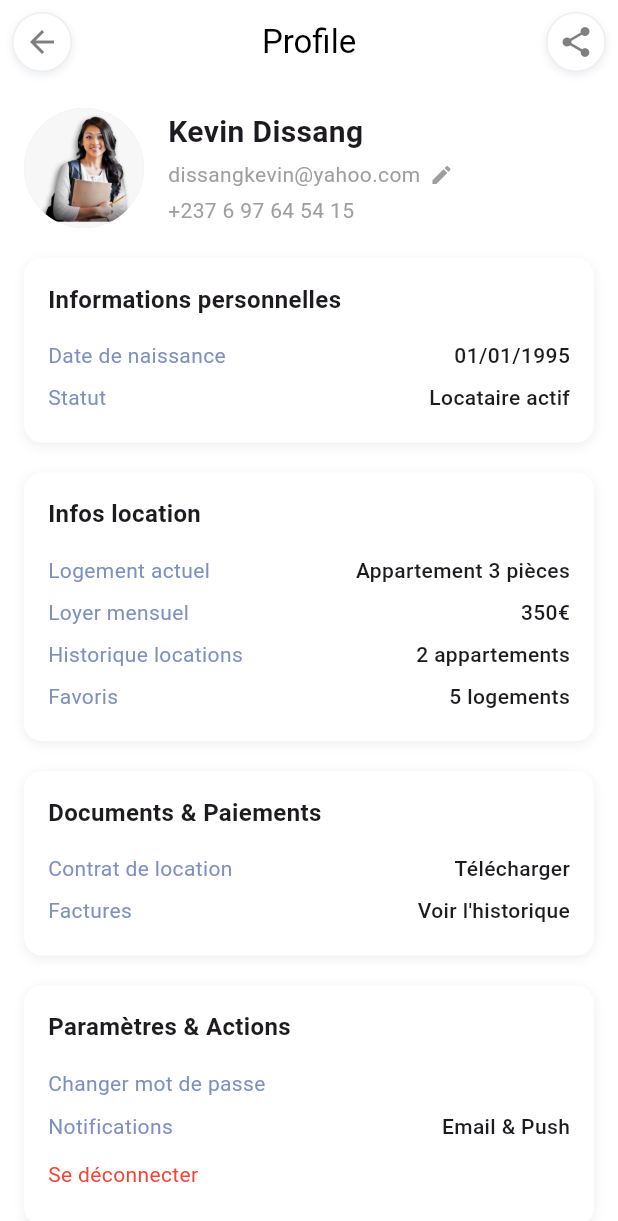
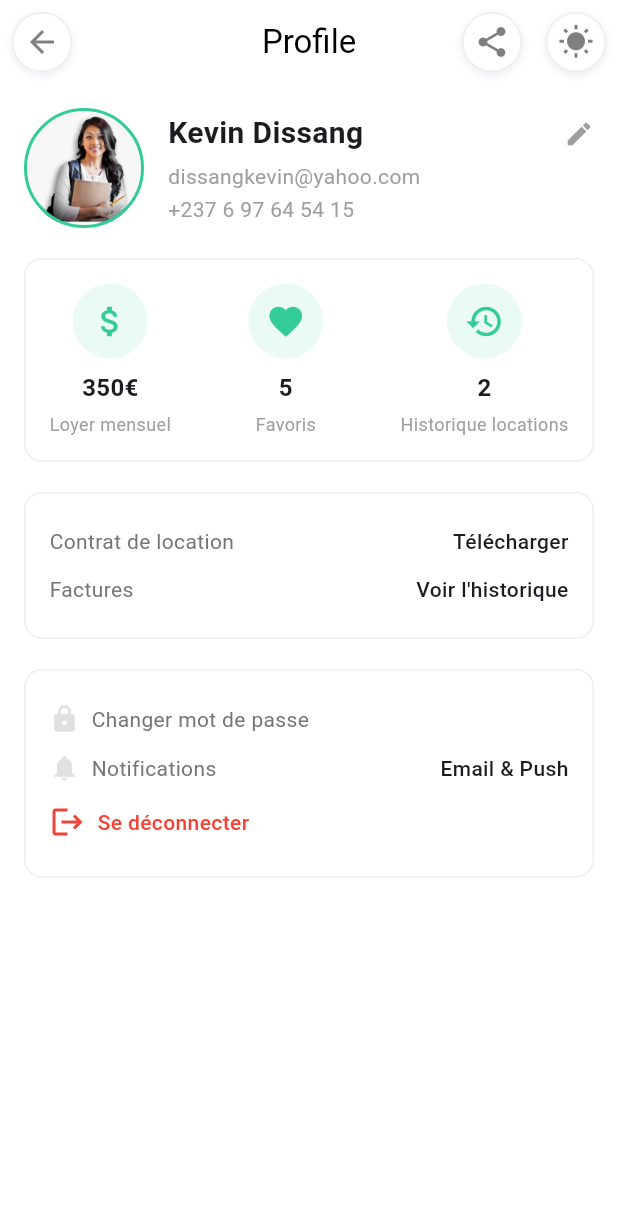
Before and after one commit to kteken10/studeo_app, a Flutter app: the ProfileScreen screen opened directly, on a phone screen of 412 x 824 dp. Shown: the top 1221 px of the screen. Run offline on Flutter 3.47's test engine with Material 3 defaults, Android fonts, the light colour scheme and no system bars; our stand-ins replace iconsax, ionicons.

Commit message:
UPDATE PROFILE SCREENS

```diff
--- a/lib/screens/profile.dart
+++ b/lib/screens/profile.dart
@@ -2,8 +2,22 @@ import 'package:flutter/material.dart';
 import 'package:studapart_mobile/constants/colors.dart';
 import 'package:studapart_mobile/ui/circle_icon.dart';
 
-class ProfileScreen extends StatelessWidget {
+class ProfileScreen extends StatefulWidget {
   const ProfileScreen({super.key});
+
+  @override
+  State<ProfileScreen> createState() => _ProfileScreenState();
+}
+
+class _ProfileScreenState extends State<ProfileScreen> {
+  bool isDarkMode = false; // état du thème
+
+  void _toggleTheme() {
+    setState(() {
+      isDarkMode = !isDarkMode;
+    });
+    print(isDarkMode ? "Dark Mode activé" : "Light Mode activé");
+  }
 
   @override
   Widget build(BuildContext context) {
@@ -27,8 +41,13 @@ class ProfileScreen extends StatelessWidget {
           CircleIcon(
             icon: Icons.share,
             color: AppColors.quadrary[900]!,
-            // ignore: avoid_print
             onTap: () => print("Partager le profil"),
+            size: 40,
+          ),
+          CircleIcon(
+            icon: isDarkMode ? Icons.nightlight_round : Icons.wb_sunny, // 🌙 / 🌞
+            color: AppColors.quadrary[900]!,
+            onTap: _toggleTheme,
             size: 40,
           ),
         ],
@@ -39,8 +58,6 @@ class ProfileScreen extends StatelessWidget {
           crossAxisAlignment: CrossAxisAlignment.start,
           children: const [
             ProfileHeader(),
-            SizedBox(height: 20),
-            PersonalInfoSection(),
             SizedBox(height: 20),
             RentalInfoSection(),
             SizedBox(height: 20),
@@ -54,7 +71,6 @@ class ProfileScreen extends StatelessWidget {
   }
 }
 
-/// Header avec photo et nom
 class ProfileHeader extends StatelessWidget {
   const ProfileHeader({super.key});
 
@@ -62,101 +78,140 @@ class ProfileHeader extends StatelessWidget {
   Widget build(BuildContext context) {
     return Row(
       children: [
-        const CircleAvatar(
-          radius: 40,
-          backgroundImage: AssetImage('assets/user.png'),
+        Container(
+          width: 80,
+          height: 80,
+          decoration: BoxDecoration(
+            shape: BoxShape.circle,
+            border: Border.all(color: AppColors.ternary[900]!, width: 2),
+            image: const DecorationImage(
+              image: AssetImage('assets/user.png'),
+              fit: BoxFit.cover,
+            ),
+          ),
         ),
         const SizedBox(width: 16),
-        Column(
+        Expanded(
+          child: Column(
             crossAxisAlignment: CrossAxisAlignment.start,
             children: [
-            const Text(
+              Row(
+                children: [
+                  const Expanded(
+                    child: Text(
                       "Kevin Dissang",
                       style: TextStyle(fontSize: 20, fontWeight: FontWeight.bold),
                     ),
+                  ),
+                  GestureDetector(
+                    onTap: () => print("Modifier le profil"),
+                    child: const Icon(Icons.edit, size: 20, color: Colors.grey),
+                  ),
+                ],
+              ),
               const SizedBox(height: 4),
-
-            // Ligne Email + Icône de modification à droite
-            Row(
-              children: [
               const Text(
                 "dissangkevin@yahoo.com",
                 style: TextStyle(color: Colors.grey),
               ),
-                const SizedBox(width: 6),
-                GestureDetector(
-                  onTap: () {
-                    // Ici tu pourras ouvrir un modal ou une page pour modifier l’email
-                    print("Modifier l'email");
-                  },
-                  child: const Icon(Icons.edit, size: 16, color: Colors.grey),
-                ),
-              ],
-            ),
-
-            const SizedBox(height: 4),
+              const SizedBox(height: 2),
               const Text(
                 "+237 6 97 64 54 15",
                 style: TextStyle(color: Colors.grey),
               ),
             ],
-        )
+          ),
+        ),
       ],
     );
   }
 }
 
-/// Informations personnelles
-class PersonalInfoSection extends StatelessWidget {
-  const PersonalInfoSection({super.key});
+class RentalInfoSection extends StatelessWidget {
+  const RentalInfoSection({super.key});
 
   @override
   Widget build(BuildContext context) {
     return SectionContainer(
-      title: "Informations personnelles",
-      child: Column(
-        crossAxisAlignment: CrossAxisAlignment.start,
-        children: const [
-          InfoRow(label: "Date de naissance", value: "01/01/1995"),
-          InfoRow(label: "Statut", value: "Locataire actif"),
+      child: Row(
+        mainAxisAlignment: MainAxisAlignment.spaceBetween,
+        children: [
+          InfoColumn(
+            icon: Icons.attach_money,
+            iconColor: AppColors.ternary[900]!,
+            value: "350€",
+            label: "Loyer mensuel",
+          ),
+          InfoColumn(
+            icon: Icons.favorite,
+            iconColor: AppColors.ternary[900]!,
+            value: "5",
+            label: "Favoris",
+          ),
+          InfoColumn(
+            icon: Icons.history,
+            iconColor: AppColors.ternary[900]!,
+            value: "2",
+            label: "Historique locations",
+          ),
         ],
       ),
     );
   }
 }
 
-/// Infos location
-class RentalInfoSection extends StatelessWidget {
-  const RentalInfoSection({super.key});
+class InfoColumn extends StatelessWidget {
+  final IconData icon;
+  final Color iconColor;
+  final String value;
+  final String label;
+
+  const InfoColumn({
+    super.key,
+    required this.icon,
+    required this.iconColor,
+    required this.value,
+    required this.label,
+  });
 
   @override
   Widget build(BuildContext context) {
-    return SectionContainer(
-      title: "Infos location",
-      child: Column(
-        crossAxisAlignment: CrossAxisAlignment.start,
-        children: const [
-          InfoRow(label: "Logement actuel", value: "Appartement 3 pièces"),
-          InfoRow(label: "Loyer mensuel", value: "350€"),
-          InfoRow(label: "Historique locations", value: "2 appartements"),
-          InfoRow(label: "Favoris", value: "5 logements"),
+    return Column(
+      children: [
+        Container(
+          width: 50,
+          height: 50,
+          decoration: BoxDecoration(
+            shape: BoxShape.circle,
+            color: iconColor.withOpacity(0.1),
+          ),
+          child: Icon(icon, size: 26, color: iconColor),
+        ),
+        const SizedBox(height: 8),
+        Text(
+          value,
+          style: const TextStyle(fontSize: 16, fontWeight: FontWeight.bold),
+        ),
+        if (label.isNotEmpty) const SizedBox(height: 4),
+        if (label.isNotEmpty)
+          Text(
+            label,
+            style: const TextStyle(color: Colors.grey, fontSize: 12),
+          ),
       ],
-      ),
     );
   }
 }
 
-/// Documents et Paiements
 class DocumentsSection extends StatelessWidget {
   const DocumentsSection({super.key});
 
   @override
   Widget build(BuildContext context) {
-    return SectionContainer(
-      title: "Documents & Paiements",
+    return const SectionContainer(
       child: Column(
         crossAxisAlignment: CrossAxisAlignment.start,
-        children: const [
+        children: [
           InfoRow(label: "Contrat de location", value: "Télécharger"),
           InfoRow(label: "Factures", value: "Voir l'historique"),
         ],
@@ -165,25 +220,40 @@ class DocumentsSection extends StatelessWidget {
   }
 }
 
-/// Paramètres et actions
 class SettingsSection extends StatelessWidget {
   const SettingsSection({super.key});
 
   @override
   Widget build(BuildContext context) {
     return SectionContainer(
-      title: "Paramètres & Actions",
       child: Column(
         crossAxisAlignment: CrossAxisAlignment.start,
         children: [
-          const InfoRow(label: "Changer mot de passe", value: ""),
-          const InfoRow(label: "Notifications", value: "Email & Push"),
+          const InfoRow(
+            icon: Icons.lock,
+            label: "Changer mot de passe",
+            value: "",
+          ),
+          const InfoRow(
+            icon: Icons.notifications,
+            label: "Notifications",
+            value: "Email & Push",
+          ),
+
           GestureDetector(
-            // ignore: avoid_print
             onTap: () => print("Déconnexion"),
             child: const Padding(
               padding: EdgeInsets.symmetric(vertical: 8.0),
-              child: Text("Se déconnecter", style: TextStyle(color: Colors.red)),
+              child: Row(
+                children: [
+                  Icon(Icons.logout, color: Colors.red),
+                  SizedBox(width: 8),
+                  Text(
+                    "Se déconnecter",
+                    style: TextStyle(color: Colors.red, fontWeight: FontWeight.w500),
+                  ),
+                ],
+              ),
             ),
           ),
         ],
@@ -192,12 +262,10 @@ class SettingsSection extends StatelessWidget {
   }
 }
 
-/// Widget réutilisable pour les sections
 class SectionContainer extends StatelessWidget {
-  final String title;
   final Widget child;
 
-  const SectionContainer({super.key, required this.title, required this.child});
+  const SectionContainer({super.key, required this.child});
 
   @override
   Widget build(BuildContext context) {
@@ -206,43 +274,41 @@ class SectionContainer extends StatelessWidget {
       decoration: BoxDecoration(
         color: Colors.white,
         borderRadius: BorderRadius.circular(12),
-        boxShadow: [
-          BoxShadow(
-            color: Colors.grey.shade200,
-            blurRadius: 6,
-            offset: const Offset(0, 2),
+        border: Border.all(color: Colors.grey.shade200, width: 1),
       ),
-        ],
-      ),
-      child: Column(
-        crossAxisAlignment: CrossAxisAlignment.start,
-        children: [
-          Text(title,
-              style:
-                  const TextStyle(fontWeight: FontWeight.bold, fontSize: 16)),
-          const SizedBox(height: 12),
-          child,
-        ],
-      ),
+      child: child,
     );
   }
 }
 
-/// Widget réutilisable pour afficher une ligne d'information
 class InfoRow extends StatelessWidget {
+  final IconData? icon;
   final String label;
   final String value;
 
-  const InfoRow({super.key, required this.label, required this.value});
+  const InfoRow({
+    super.key,
+    this.icon,
+    required this.label,
+    required this.value,
+  });
 
   @override
   Widget build(BuildContext context) {
     return Padding(
-      padding: const EdgeInsets.symmetric(vertical: 4),
+      padding: const EdgeInsets.symmetric(vertical: 6),
       child: Row(
         mainAxisAlignment: MainAxisAlignment.spaceBetween,
         children: [
-          Text(label, style: TextStyle(color: AppColors.primary[300])),
+          Row(
+            children: [
+              if (icon != null) ...[
+                Icon(icon, size: 20, color: Colors.grey.shade300),
+                const SizedBox(width: 8),
+              ],
+              Text(label, style: TextStyle(color: Colors.grey.shade600)),
+            ],
+          ),
           Text(value, style: const TextStyle(fontWeight: FontWeight.w500)),
         ],
       ),
```
Also changed, not shown: lib/ui/room_card.dart (+34 -35 lines), lib/ui/slide_to_logout.dart (added, +80 -0 lines). Lines whose indentation alone changed are shown as unchanged.
